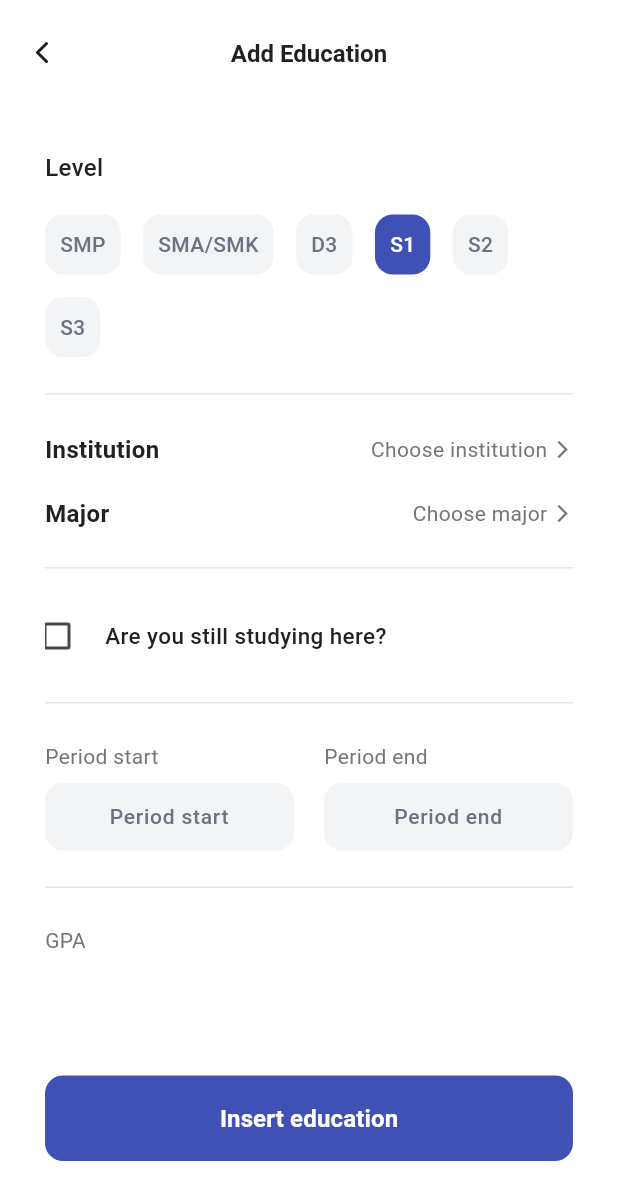
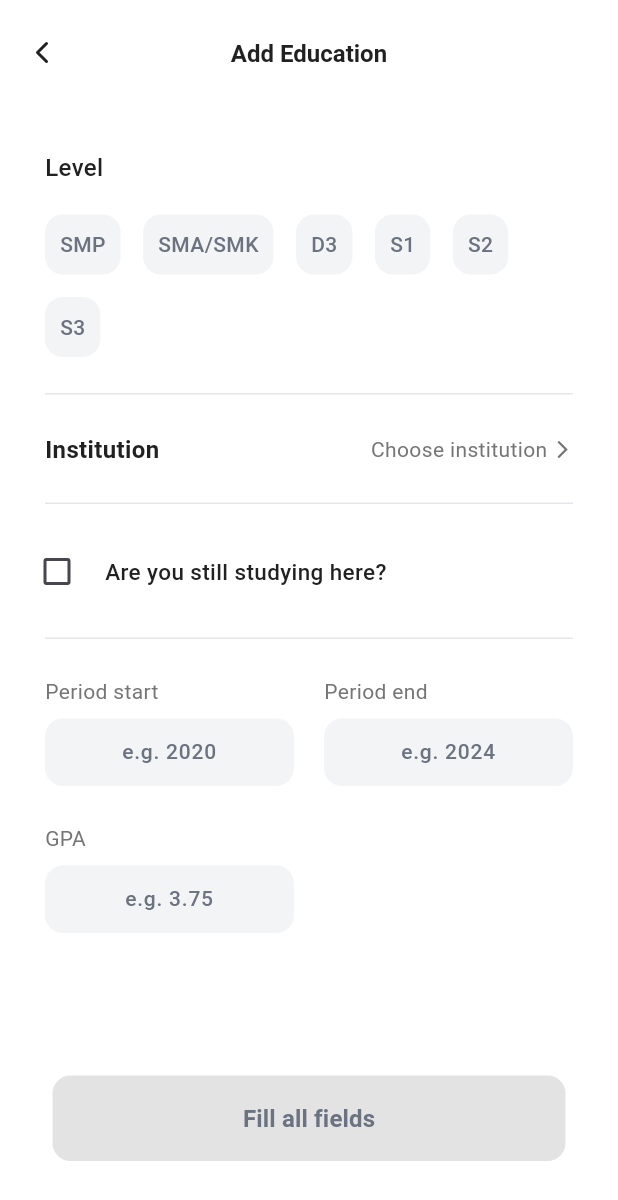
Before and after one commit to RyoHariyono/JobHub_JobSeeker_UKK, a Flutter app: the AddEducationPage screen opened by its route, on a phone screen of 412 x 824 dp. Shown: the top 1200 px of the screen. Run offline on Flutter 3.47's test engine with Material 3 defaults, Android fonts, the phone set to English and light mode, and no system bars; our stand-ins replace card_loading, file_picker, go_router, lucide_icons_flutter, toastification; missing offline and left inert: dashed_border.

Commit message:
feat: :art: Create a dynamic add education page
Create a dynamic and responsive of add education page

```diff
--- a/lib/app/modules/profile/education/add_education_page.dart
+++ b/lib/app/modules/profile/education/add_education_page.dart
@@ -1,7 +1,124 @@
 import 'package:flutter/material.dart';
 import 'package:go_router/go_router.dart';
 import 'package:jobhub_jobseeker_ukk/core/theme/app_color.dart';
+import 'package:jobhub_jobseeker_ukk/shared/widgets/notification.dart';
 import 'package:lucide_icons_flutter/lucide_icons.dart';
+
+// Data models
+class EducationLevel {
+  final String id;
+  final String name;
+  final List<String> institutions;
+  final List<String>? majors;
+
+  EducationLevel({
+    required this.id,
+    required this.name,
+    required this.institutions,
+    this.majors,
+  });
+}
+
+final List<EducationLevel> educationLevels = [
+  EducationLevel(
+    id: 'smp',
+    name: 'SMP',
+    institutions: [
+      'SMP Negeri 1 Jakarta',
+      'SMP Negeri 2 Bandung',
+      'SMP Negeri 3 Surabaya',
+      'SMP Swasta Al-Azhar',
+      'SMP Santa Ursula',
+      'Lainnya',
+    ],
+    majors: null,
+  ),
+  EducationLevel(
+    id: 'sma',
+    name: 'SMA/SMK',
+    institutions: [
+      'SMA Negeri 1 Jakarta',
+      'SMA Negeri 3 Bandung',
+      'SMK Telkom Malang',
+      'SMA Swasta Binus',
+      'SMA Santa Ursula',
+      'SMK Negeri 1 Surabaya',
+      'Lainnya',
+    ],
+    majors: ['IPA', 'IPS', 'Teknik', 'Akuntansi', 'Lainnya'],
+  ),
+  EducationLevel(
+    id: 'd3',
+    name: 'D3',
+    institutions: [
+      'Politeknik Negeri Jakarta',
+      'Politeknik Bandung',
+      'Politeknik Surabaya',
+      'Politeknik Telkom',
+      'Lainnya',
+    ],
+    majors: [
+      'Teknik Informatika',
+      'Teknik Elektro',
+      'Akuntansi',
+      'Manajemen',
+      'Lainnya',
+    ],
+  ),
+  EducationLevel(
+    id: 's1',
+    name: 'S1',
+    institutions: [
+      'Universitas Indonesia',
+      'Institut Teknologi Bandung',
+      'Universitas Gadjah Mada',
+      'Institut Teknologi Sepuluh Nopember',
+      'Universitas Diponegoro',
+      'Universitas Airlangga',
+      'Universitas Padjadjaran',
+      'Universitas Brawijaya',
+      'Universitas Hasanuddin',
+      'Lainnya',
+    ],
+    majors: [
+      'Teknik Informatika',
+      'Sistem Informasi',
+      'Teknik Elektro',
+      'Manajemen',
+      'Akuntansi',
+      'Hukum',
+      'Kedokteran',
+      'Psikologi',
+      'Desain Komunikasi Visual',
+      'Ilmu Komunikasi',
+      'Ekonomi',
+      'Lainnya',
+    ],
+  ),
+  EducationLevel(
+    id: 's2',
+    name: 'S2',
+    institutions: [
+      'Universitas Indonesia',
+      'Institut Teknologi Bandung',
+      'Universitas Gadjah Mada',
+      'Institut Teknologi Sepuluh Nopember',
+      'Lainnya',
+    ],
+    majors: ['Teknik Informatika', 'Manajemen', 'Hukum', 'Ekonomi', 'Lainnya'],
+  ),
+  EducationLevel(
+    id: 's3',
+    name: 'S3',
+    institutions: [
+      'Universitas Indonesia',
+      'Institut Teknologi Bandung',
+      'Universitas Gadjah Mada',
+      'Lainnya',
+    ],
+    majors: ['Teknik Informatika', 'Manajemen', 'Ekonomi', 'Lainnya'],
+  ),
+];
 
 class AddEducationPage extends StatefulWidget {
   const AddEducationPage({super.key});
@@ -19,6 +136,11 @@ class _AddEducationPageState extends State<AddEducationPage> {
   TextEditingController yearsStartController = TextEditingController();
   TextEditingController yearsEndController = TextEditingController();
   TextEditingController gpaController = TextEditingController();
+
+  EducationLevel? getCurrentLevel() {
+    if (selectedLevel == null) return null;
+    return educationLevels.firstWhere((level) => level.id == selectedLevel);
+  }
 
   // Responsive methods
   double _getTitleFontSize(BuildContext context) {
@@ -42,6 +164,45 @@ class _AddEducationPageState extends State<AddEducationPage> {
     return 15;
   }
 
+  bool _isValidYear(String input) {
+    if (input.isEmpty) return false;
+    final year = int.tryParse(input);
+    if (year == null) return false;
+    final currentYear = DateTime.now().year;
+    return year >= 1900 && year <= currentYear;
+  }
+
+  bool _isValidGPA(String input) {
+    if (input.isEmpty) return false;
+    final gpa = double.tryParse(input);
+    if (gpa == null) return false;
+    return gpa >= 0 && gpa <= 4;
+  }
+
+  bool _isValidForm() {
+    bool hasValidPeriod = true;
+    if (yearsStartController.text.isNotEmpty &&
+        !_isValidYear(yearsStartController.text)) {
+      hasValidPeriod = false;
+    }
+    if (!isCurrentlyStudying &&
+        yearsEndController.text.isNotEmpty &&
+        !_isValidYear(yearsEndController.text)) {
+      hasValidPeriod = false;
+    }
+
+    bool hasValidGPA = true;
+    if (gpaController.text.isNotEmpty && !_isValidGPA(gpaController.text)) {
+      hasValidGPA = false;
+    }
+
+    return selectedLevel != null &&
+        selectedInstitution != null &&
+        (getCurrentLevel()?.majors == null || selectedMajor != null) &&
+        hasValidPeriod &&
+        hasValidGPA;
+  }
+
   Widget _devider() {
     return Column(
       children: [
@@ -49,6 +210,34 @@ class _AddEducationPageState extends State<AddEducationPage> {
         Divider(height: 0, color: Color(0xFFE5E7EB)),
         SizedBox(height: 25),
       ],
+    );
+  }
+
+  Widget _buildLevelButton(EducationLevel level) {
+    final isSelected = selectedLevel == level.id;
+    return GestureDetector(
+      onTap: () {
+        setState(() {
+          selectedLevel = level.id;
+          selectedInstitution = null;
+          selectedMajor = null;
+        });
+      },
+      child: Container(
+        padding: EdgeInsets.all(10),
+        decoration: BoxDecoration(
+          borderRadius: BorderRadius.circular(12),
+          color: isSelected ? AppColors.primaryBlue : Color(0xFFF3F4F6),
+        ),
+        child: Text(
+          level.name,
+          style: TextStyle(
+            fontSize: 14,
+            color: isSelected ? Colors.white : Color(0xFF6B7280),
+            fontWeight: FontWeight.w500,
+          ),
+        ),
+      ),
     );
   }
 
@@ -79,6 +268,9 @@ class _AddEducationPageState extends State<AddEducationPage> {
           border: InputBorder.none,
           contentPadding: EdgeInsets.zero,
         ),
+        onChanged: (value) {
+          setState(() {});
+        },
         enabled: !(label == 'Period end' && isCurrentlyStudying),
       ),
     );
@@ -130,6 +322,10 @@ class _AddEducationPageState extends State<AddEducationPage> {
   }
 
   void _showInstitutionPicker() {
+    if (selectedLevel == null) return;
+    final level = getCurrentLevel();
+    if (level == null) return;
+
     showModalBottomSheet(
       context: context,
       backgroundColor: Colors.white,
@@ -137,21 +333,6 @@ class _AddEducationPageState extends State<AddEducationPage> {
         borderRadius: BorderRadius.vertical(top: Radius.circular(24)),
       ),
       builder: (context) {
-        final institutions = [
-          'Universitas Indonesia',
-          'Institut Teknologi Bandung',
-          'Universitas Gadjah Mada',
-          'Institut Teknologi Sepuluh Nopember',
-          'Universitas Diponegoro',
-          'Universitas Airlangga',
-          'Universitas Padjadjaran',
-          'Universitas Brawijaya',
-          'Universitas Hasanuddin',
-          'SMK Telkom Malang',
-          'SMA Negeri 1 Jakarta',
-          'Lainnya',
-        ];
-
         return Column(
           mainAxisSize: MainAxisSize.min,
           children: [
@@ -177,7 +358,7 @@ class _AddEducationPageState extends State<AddEducationPage> {
               child: SingleChildScrollView(
                 child: Column(
                   children:
-                      institutions.map((institution) {
+                      level.institutions.map((institution) {
                         return ListTile(
                           title: Text(
                             institution,
@@ -202,6 +383,10 @@ class _AddEducationPageState extends State<AddEducationPage> {
   }
 
   void _showMajorPicker() {
+    if (selectedLevel == null) return;
+    final level = getCurrentLevel();
+    if (level?.majors == null) return;
+
     showModalBottomSheet(
       context: context,
       backgroundColor: Colors.white,
@@ -209,21 +394,6 @@ class _AddEducationPageState extends State<AddEducationPage> {
         borderRadius: BorderRadius.vertical(top: Radius.circular(24)),
       ),
       builder: (context) {
-        final major = [
-          'Teknik Informatika',
-          'Sistem Informasi',
-          'Teknik Elektro',
-          'Manajemen',
-          'Akuntansi',
-          'Hukum',
-          'Kedokteran',
-          'Psikologi',
-          'Desain Komunikasi Visual',
-          'Ilmu Komunikasi',
-          'Ekonomi',
-          'Lainnya',
-        ];
-
         return Column(
           mainAxisSize: MainAxisSize.min,
           children: [
@@ -249,7 +419,7 @@ class _AddEducationPageState extends State<AddEducationPage> {
               child: SingleChildScrollView(
                 child: Column(
                   children:
-                      major.map((major) {
+                      (level?.majors ?? []).map((major) {
                         return ListTile(
                           title: Text(
                             major,
@@ -273,8 +443,127 @@ class _AddEducationPageState extends State<AddEducationPage> {
     );
   }
 
+  void _showSuccessDialog() {
+    final screenWidth = MediaQuery.of(context).size.width;
+    final dialogWidth = screenWidth > 400 ? 343.0 : screenWidth * 0.85;
+    showDialog(
+      context: context,
+      barrierDismissible: true,
+      builder:
+          (context) => Dialog(
+            shape: RoundedRectangleBorder(
+              borderRadius: BorderRadius.circular(12),
+            ),
+            insetPadding: EdgeInsets.symmetric(horizontal: 24, vertical: 20),
+            child: Container(
+              width: dialogWidth,
+              padding: EdgeInsets.symmetric(horizontal: 24, vertical: 24),
+              decoration: BoxDecoration(
+                color: Colors.white,
+                borderRadius: BorderRadius.circular(12),
+              ),
+              child: Column(
+                mainAxisAlignment: MainAxisAlignment.start,
+                crossAxisAlignment: CrossAxisAlignment.start,
+                mainAxisSize: MainAxisSize.min,
+                children: [
+                  Text(
+                    "Are you sure to update your profile?",
+                    style: TextStyle(
+                      fontSize: screenWidth > 360 ? 16 : 14,
+                      fontWeight: FontWeight.w600,
+                      color: AppColors.darkGrey,
+                    ),
+                    textAlign: TextAlign.start,
+                  ),
+                  SizedBox(height: 10),
+                  Text(
+                    "Your profile information will be updated and visible to employers.",
+                    style: TextStyle(
+                      fontSize: screenWidth > 360 ? 14 : 12,
+                      fontWeight: FontWeight.normal,
+                      color: AppColors.mediumGrey,
+                    ),
+                    textAlign: TextAlign.start,
+                  ),
+                  SizedBox(height: 30),
+                  Row(
+                    children: [
+                      Expanded(
+                        child: ElevatedButton(
+                          style: ElevatedButton.styleFrom(
+                            backgroundColor: AppColors.primaryBlue,
+                            padding: EdgeInsets.symmetric(vertical: 15),
+                            shape: RoundedRectangleBorder(
+                              borderRadius: BorderRadius.circular(8),
+                            ),
+                            elevation: 0,
+                          ),
+                          onPressed: () => context.go('/education'),
+                          child: Text(
+                            "I'm sure",
+                            style: TextStyle(
+                              color: Colors.white,
+                              fontSize: screenWidth > 360 ? 14 : 12,
+                              fontWeight: FontWeight.w600,
+                            ),
+                          ),
+                        ),
+                      ),
+                      SizedBox(width: 10),
+                      Expanded(
+                        child: OutlinedButton(
+                          style: OutlinedButton.styleFrom(
+                            side: BorderSide(
+                              color: AppColors.primaryBlue,
+                              width: 2,
+                            ),
+                            padding: EdgeInsets.symmetric(vertical: 15),
+                            shape: RoundedRectangleBorder(
+                              borderRadius: BorderRadius.circular(8),
+                            ),
+                          ),
+                          onPressed: () {
+                            Navigator.of(context).pop();
+                          },
+                          child: Text(
+                            "Cancel",
+                            style: TextStyle(
+                              color: AppColors.primaryBlue,
+                              fontSize: screenWidth > 360 ? 14 : 12,
+                              fontWeight: FontWeight.w600,
+                            ),
+                          ),
+                        ),
+                      ),
+                    ],
+                  ),
+                ],
+              ),
+            ),
+          ),
+    );
+  }
+
+  double _getHorizontalPadding(BuildContext context) {
+    final width = MediaQuery.of(context).size.width;
+    if (width > 1200) return 120;
+    if (width > 768) return 80;
+    if (width > 600) return 50;
+    return 30;
+  }
+
+  double _getButtonFontSize(BuildContext context) {
+    final width = MediaQuery.of(context).size.width;
+    if (width > 768) return 16;
+    if (width > 600) return 15.5;
+    return 16;
+  }
+
   @override
   Widget build(BuildContext context) {
+    final isMobile = MediaQuery.of(context).size.width < 600;
+
     return Scaffold(
       backgroundColor: Colors.white,
       appBar: AppBar(
@@ -292,7 +581,7 @@ class _AddEducationPageState extends State<AddEducationPage> {
         title: Text(
           "Add Education",
           style: TextStyle(
-            fontSize: 16,
+            fontSize: _getLabelFontSize(context) + 2,
             fontWeight: FontWeight.w600,
             color: AppColors.darkGrey,
           ),
@@ -300,7 +589,12 @@ class _AddEducationPageState extends State<AddEducationPage> {
         centerTitle: true,
       ),
       body: Padding(
-        padding: EdgeInsets.fromLTRB(30, 30, 30, 35),
+        padding: EdgeInsets.fromLTRB(
+          _getHorizontalPadding(context),
+          30,
+          _getHorizontalPadding(context),
+          35,
+        ),
         child: SingleChildScrollView(
           child: Column(
             crossAxisAlignment: CrossAxisAlignment.start,
@@ -320,98 +614,10 @@ class _AddEducationPageState extends State<AddEducationPage> {
                   Wrap(
                     spacing: 15,
                     runSpacing: 15,
-                    children: [
-                      Container(
-                        padding: EdgeInsets.all(10),
-                        decoration: BoxDecoration(
-                          borderRadius: BorderRadius.circular(12),
-                          color: Color(0xFFF3F4F6),
-                        ),
-                        child: Text(
-                          "SMP",
-                          style: TextStyle(
-                            fontSize: 14,
-                            color: Color(0xFF6B7280),
-                            fontWeight: FontWeight.w500,
-                          ),
-                        ),
-                      ),
-                      Container(
-                        padding: EdgeInsets.all(10),
-                        decoration: BoxDecoration(
-                          borderRadius: BorderRadius.circular(12),
-                          color: Color(0xFFF3F4F6),
-                        ),
-                        child: Text(
-                          "SMA/SMK",
-                          style: TextStyle(
-                            fontSize: 14,
-                            color: Color(0xFF6B7280),
-                            fontWeight: FontWeight.w500,
-                          ),
-                        ),
-                      ),
-                      Container(
-                        padding: EdgeInsets.all(10),
-                        decoration: BoxDecoration(
-                          borderRadius: BorderRadius.circular(12),
-                          color: Color(0xFFF3F4F6),
-                        ),
-                        child: Text(
-                          "D3",
-                          style: TextStyle(
-                            fontSize: 14,
-                            color: Color(0xFF6B7280),
-                            fontWeight: FontWeight.w500,
-                          ),
-                        ),
-                      ),
-                      Container(
-                        padding: EdgeInsets.all(10),
-                        decoration: BoxDecoration(
-                          borderRadius: BorderRadius.circular(12),
-                          color: AppColors.primaryBlue,
-                        ),
-                        child: Text(
-                          "S1",
-                          style: TextStyle(
-                            fontSize: 14,
-                            color: Colors.white,
-                            fontWeight: FontWeight.w500,
-                          ),
-                        ),
-                      ),
-                      Container(
-                        padding: EdgeInsets.all(10),
-                        decoration: BoxDecoration(
-                          borderRadius: BorderRadius.circular(12),
-                          color: Color(0xFFF3F4F6),
-                        ),
-                        child: Text(
-                          "S2",
-                          style: TextStyle(
-                            fontSize: 14,
-                            color: Color(0xFF6B7280),
-                            fontWeight: FontWeight.w500,
-                          ),
-                        ),
-                      ),
-                      Container(
-                        padding: EdgeInsets.all(10),
-                        decoration: BoxDecoration(
-                          borderRadius: BorderRadius.circular(12),
-                          color: Color(0xFFF3F4F6),
-                        ),
-                        child: Text(
-                          "S3",
-                          style: TextStyle(
-                            fontSize: 14,
-                            color: Color(0xFF6B7280),
-                            fontWeight: FontWeight.w500,
-                          ),
-                        ),
-                      ),
-                    ],
+                    children:
+                        educationLevels
+                            .map((level) => _buildLevelButton(level))
+                            .toList(),
                   ),
                 ],
               ),
@@ -422,12 +628,13 @@ class _AddEducationPageState extends State<AddEducationPage> {
                   _buildInputField(
                     'Institution',
                     selectedInstitution ?? 'Choose institution',
-                    _showInstitutionPicker,
+                    selectedLevel == null ? () {} : _showInstitutionPicker,
                   ),
+                  if (getCurrentLevel()?.majors != null)
                     _buildInputField(
                       'Major',
                       selectedMajor ?? 'Choose major',
-                    _showMajorPicker,
+                      selectedLevel == null ? () {} : _showMajorPicker,
                     ),
                 ],
               ),
@@ -453,12 +660,14 @@ class _AddEducationPageState extends State<AddEducationPage> {
                         materialTapTargetSize: MaterialTapTargetSize.shrinkWrap,
                       ),
                     ),
-                    Text(
+                    Flexible(
+                      child: Text(
                         'Are you still studying here?',
                         style: TextStyle(
                           fontSize: _getBodyFontSize(context),
                           color: AppColors.darkGrey,
                           fontWeight: FontWeight.w500,
+                        ),
                       ),
                     ),
                   ],
@@ -480,7 +689,7 @@ class _AddEducationPageState extends State<AddEducationPage> {
                           ),
                         ),
                         SizedBox(height: 8),
-                        _buildYearsInput('Period start', yearsStartController),
+                        _buildYearsInput('e.g. 2020', yearsStartController),
                       ],
                     ),
                   ),
@@ -509,28 +718,27 @@ class _AddEducationPageState extends State<AddEducationPage> {
                                 child: Text(
                                   'Now',
                                   style: TextStyle(
-                                    color: Color(0xFF6B7280),
+                                    color: AppColors.primaryBlue,
                                     fontSize: 14,
                                     fontWeight: FontWeight.w500,
                                   ),
                                 ),
                               ),
                             )
-                            : _buildYearsInput(
-                              'Period end',
-                              yearsEndController,
-                            ),
+                            : _buildYearsInput('e.g. 2024', yearsEndController),
                       ],
                     ),
                   ),
                 ],
               ),
-              _devider(),
+              if (isMobile) SizedBox(height: 25),
+              if (!isMobile) _devider(),
               Row(
                 children: [
                   Expanded(
                     child: Column(
                       crossAxisAlignment: CrossAxisAlignment.start,
+                      spacing: 8,
                       children: [
                         Text(
                           "GPA",
@@ -540,8 +748,7 @@ class _AddEducationPageState extends State<AddEducationPage> {
                             color: AppColors.mediumGrey,
                           ),
                         ),
-                        SizedBox(height: 8),
-                        _buildYearsInput('Your GPA', gpaController),
+                        _buildYearsInput('e.g. 3.75', gpaController),
                       ],
                     ),
                   ),
@@ -559,23 +766,34 @@ class _AddEducationPageState extends State<AddEducationPage> {
         ),
       ),
       bottomNavigationBar: Padding(
-        padding: EdgeInsets.fromLTRB(30, 40, 30, 50),
+        padding: EdgeInsets.fromLTRB(
+          _getHorizontalPadding(context) + 5,
+          40,
+          _getHorizontalPadding(context) + 5,
+          50,
+        ),
         child: ElevatedButton(
           style: ElevatedButton.styleFrom(
-            backgroundColor: AppColors.primaryBlue,
+            backgroundColor:
+                _isValidForm() ? AppColors.primaryBlue : Color(0xFFF3F4F6),
             padding: EdgeInsets.symmetric(vertical: 17),
             shape: RoundedRectangleBorder(
               borderRadius: BorderRadius.circular(12),
             ),
             elevation: 0,
           ),
-          onPressed: () => context.go('/education/add-education'),
+          onPressed:
+              _isValidForm()
+                  ? () {
+                    _showSuccessDialog();
+                  }
+                  : null,
           child: Text(
-            "Insert education",
+            _isValidForm() ? "Insert education" : "Fill all fields",
             style: TextStyle(
-              fontSize: 16,
+              fontSize: _getButtonFontSize(context),
               fontWeight: FontWeight.w600,
-              color: Colors.white,
+              color: _isValidForm() ? Colors.white : Color(0xFF6B7280),
             ),
           ),
         ),
```
Lines whose indentation alone changed are shown as unchanged.
